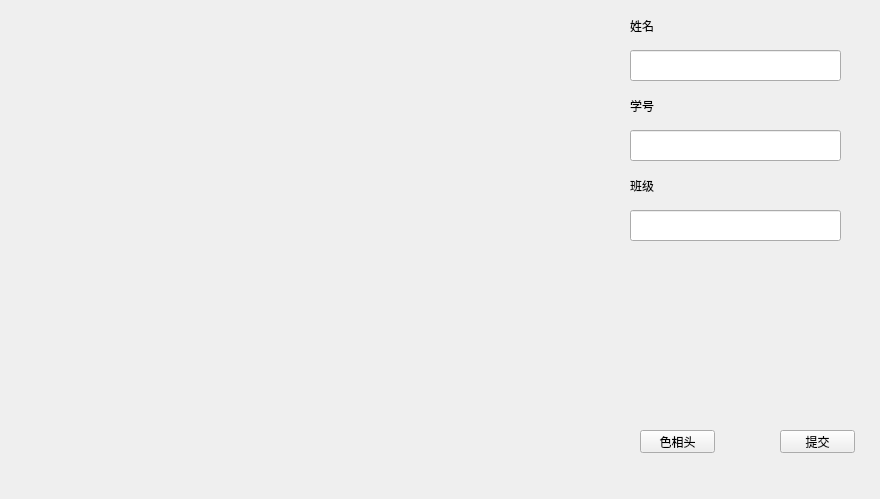
Old version of the form QtGuiFaceRecognition/InfoInput.ui in the repository CAiNSEMBRACE/FaceRecognition.
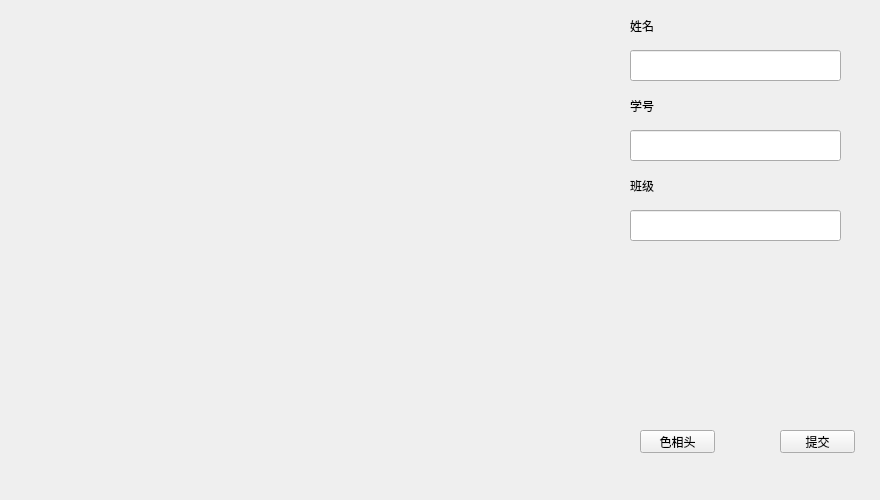
New version of the form.

```diff
--- a/QtGuiFaceRecognition/InfoInput.ui
+++ b/QtGuiFaceRecognition/InfoInput.ui
@@ -7,7 +7,7 @@
     <x>0</x>
     <y>0</y>
     <width>880</width>
-    <height>499</height>
+    <height>500</height>
    </rect>
   </property>
   <property name="windowTitle">
```
Left out of the diff: 19 changed lines with no effect on the pictures.
